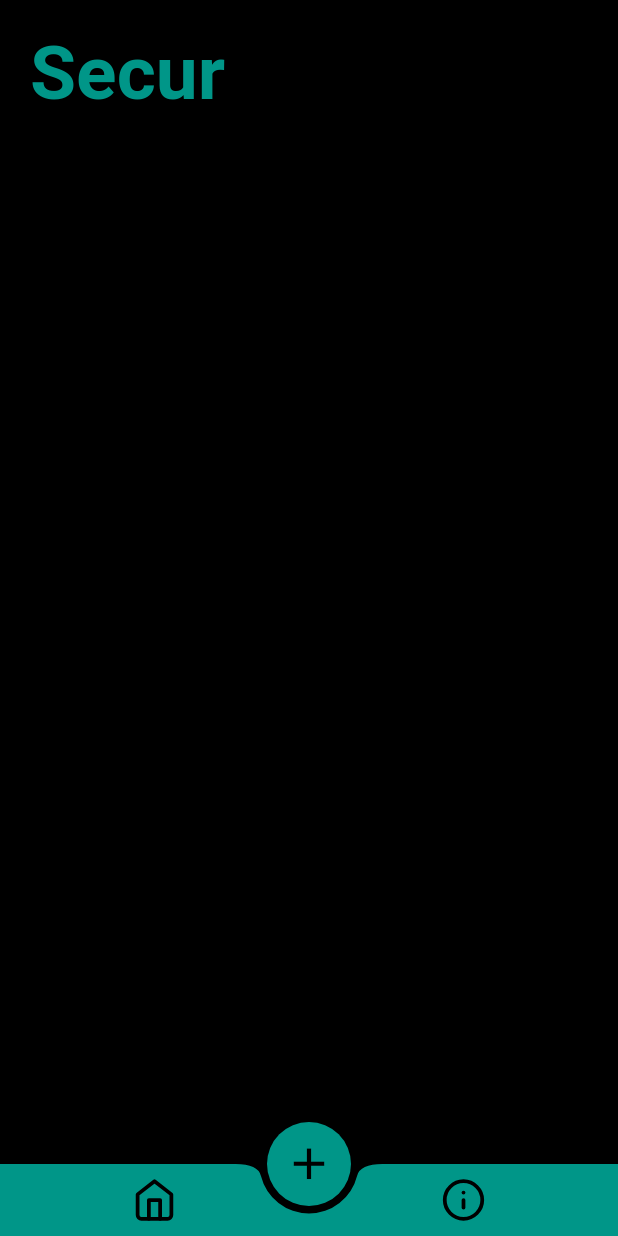
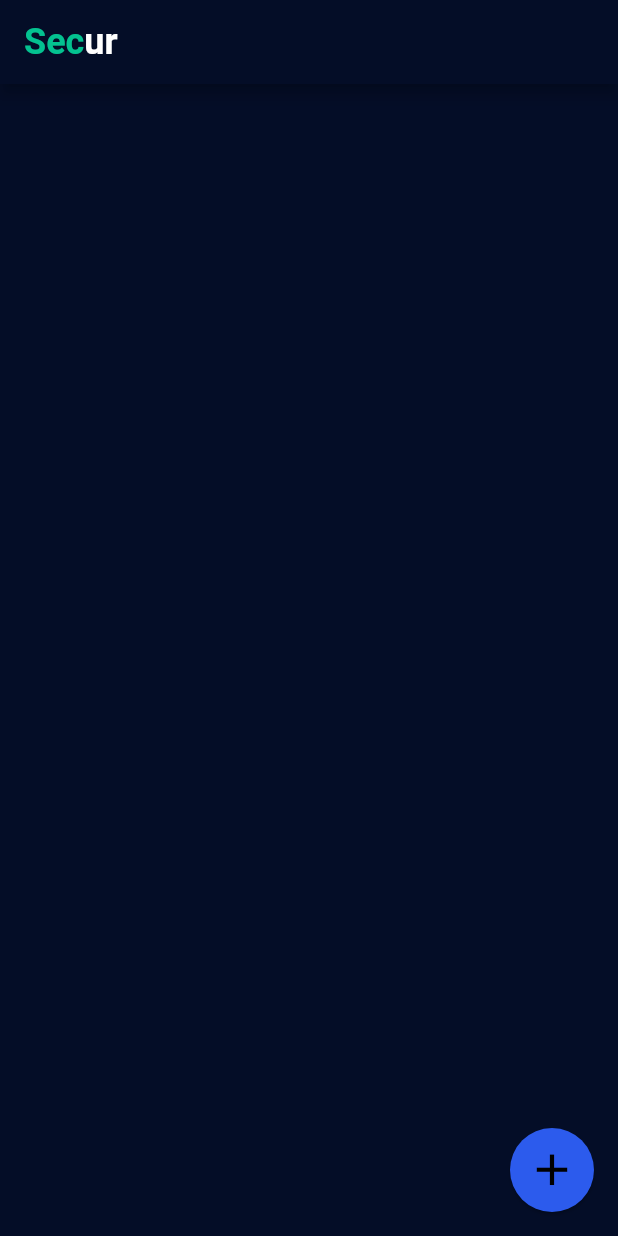
Before and after one commit to SphericalKat/secur, a Flutter app: the screen it shows after launch, on a phone screen of 412 x 824 dp. Run offline on Flutter 3.47's test engine with Material 2 defaults, Android fonts, the phone set to English and light mode, and no system bars; our stand-ins replace flutter_icons, get, permission_handler; missing offline and left inert: barcode_scan, dart_otp.

Commit message:
theme: switch to a sane color scheme
Signed-off-by: ATechnoHazard <amolele@gmail.com>

```diff
--- a/lib/screens/homescreen/home.dart
+++ b/lib/screens/homescreen/home.dart
@@ -2,37 +2,34 @@ import 'package:flutter/cupertino.dart';
 import 'package:flutter/material.dart';
 import 'package:flutter_icons/flutter_icons.dart';
 import 'package:get/get.dart';
-import 'package:secur/components/custom_bottom_navbar.dart';
 import 'package:secur/services/barcode_scan.dart';
+import 'package:secur/themes/theme.dart';
 
 class Home extends StatelessWidget {
   @override
   Widget build(BuildContext context) {
     return Scaffold(
-      floatingActionButtonLocation: FloatingActionButtonLocation.centerDocked,
       floatingActionButton: buildFloatingActionButton(context),
-      bottomNavigationBar: CustomBottomNavBar(),
-      body: homeBody(),
+      body: homeBody(context),
+      appBar: appBar(context),
     );
   }
 }
 
-Widget homeBody() => SafeArea(
+Widget appBar(context) => AppBar(
+      title: RichText(
+        text: TextSpan(style: TextStyle(fontSize: 24, fontWeight: FontWeight.bold, fontFamily: "Circular-Std",), children: [
+          TextSpan(text: 'Sec', style: TextStyle(color: neonGreen)),
+          TextSpan(text: 'ur', style: TextStyle(color: Colors.white))
+        ]),
+      ),
+    );
+
+Widget homeBody(context) => SafeArea(
       child: Container(
         child: Column(
           crossAxisAlignment: CrossAxisAlignment.stretch,
           children: [
-            Container(
-              margin: EdgeInsets.only(top: 20, left: 20),
-              child: Text(
-                'Secur',
-                style: TextStyle(
-                  color: Colors.teal,
-                  fontSize: 50,
-                  fontWeight: FontWeight.bold,
-                ),
-              ),
-            )
           ],
         ),
         // TODO : Add  BLoc
--- a/lib/themes/theme.dart
+++ b/lib/themes/theme.dart
@@ -1,14 +1,18 @@
 import 'package:flutter/material.dart';
 
+final neonGreen = Color(0xff04C290);
+final deepBlue = Color(0xff040D27);
+final deepBlueSecondary = Color(0xff132147);
+final electricBlue = Color(0xff2C5BeD);
+
 final ThemeData theme = ThemeData(
-  accentColor: Colors.teal,
+  accentColor: electricBlue,
+  primaryColor: deepBlue,
+  primaryColorDark: deepBlue,
+  backgroundColor: deepBlue,
+  scaffoldBackgroundColor: deepBlue,
+  cardColor: deepBlueSecondary,
+  fontFamily: "Circular-Std",
   applyElevationOverlayColor: true,
-  scaffoldBackgroundColor: Colors.black,
-  appBarTheme: AppBarTheme(
-    color: Colors.teal,
-    elevation: 0,
-    textTheme: TextTheme(
-      headline6: TextStyle(fontSize: 40),
-    ),
-  ),
+  brightness: Brightness.dark,
 );
```
Also changed, not shown: pubspec.yaml (+10 -30 lines), assets/fonts/CircularStd-Black.ttf (added), assets/fonts/CircularStd-Bold.ttf (added), assets/fonts/CircularStd-Book.ttf (added), assets/fonts/CircularStd-Medium.ttf (added).
